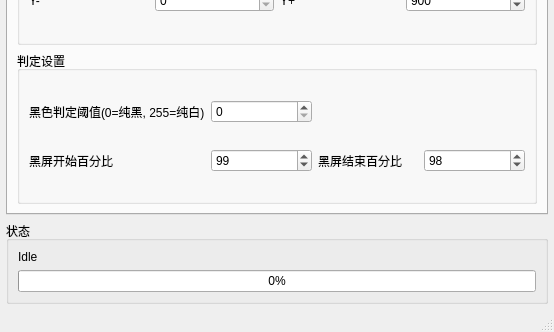
This is cut_tool.ui in Blue-Beaker/blackscreen_cutter as Qt 5 draws it before an edit; both pictures show x 0 to 554 and y 150 to 482 of the 554 by 482 pixel window. The edited form follows.
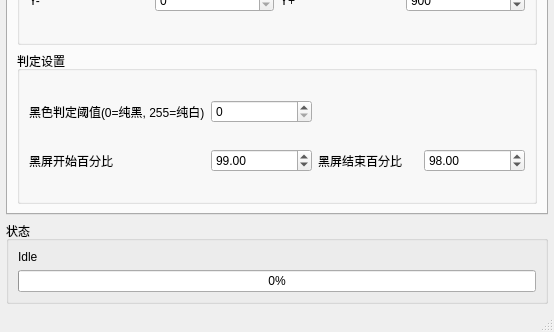
This is the edited form. The open tabs and pages were chosen to show the change.

```diff
--- a/cut_tool.ui
+++ b/cut_tool.ui
@@ -311,16 +311,6 @@
              </property>
             </widget>
            </item>
-           <item row="1" column="1">
-            <widget class="QSpinBox" name="config_percentage1">
-             <property name="maximum">
-              <number>100</number>
-             </property>
-             <property name="value">
-              <number>99</number>
-             </property>
-            </widget>
-           </item>
            <item row="0" column="0">
             <widget class="QLabel" name="label_color_thresold">
              <property name="text">
@@ -328,13 +318,23 @@
              </property>
             </widget>
            </item>
+           <item row="1" column="1">
+            <widget class="QDoubleSpinBox" name="config_percentage1">
+             <property name="maximum">
+              <double>100.000000000000000</double>
+             </property>
+             <property name="value">
+              <double>99.000000000000000</double>
+             </property>
+            </widget>
+           </item>
            <item row="1" column="3">
-            <widget class="QSpinBox" name="config_percentage2">
+            <widget class="QDoubleSpinBox" name="config_percentage2">
              <property name="maximum">
-              <number>100</number>
+              <double>100.000000000000000</double>
              </property>
              <property name="value">
-              <number>98</number>
+              <double>98.000000000000000</double>
              </property>
             </widget>
            </item>
```
Left out of the diff: 2 changed lines with no effect on the pictures.
